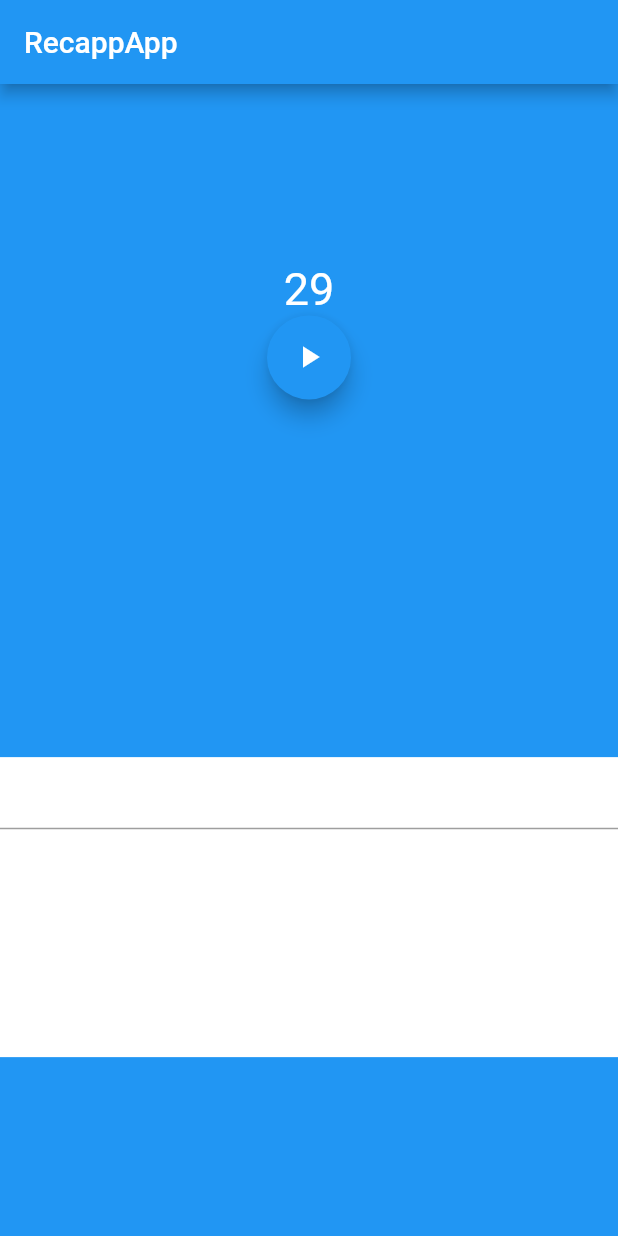
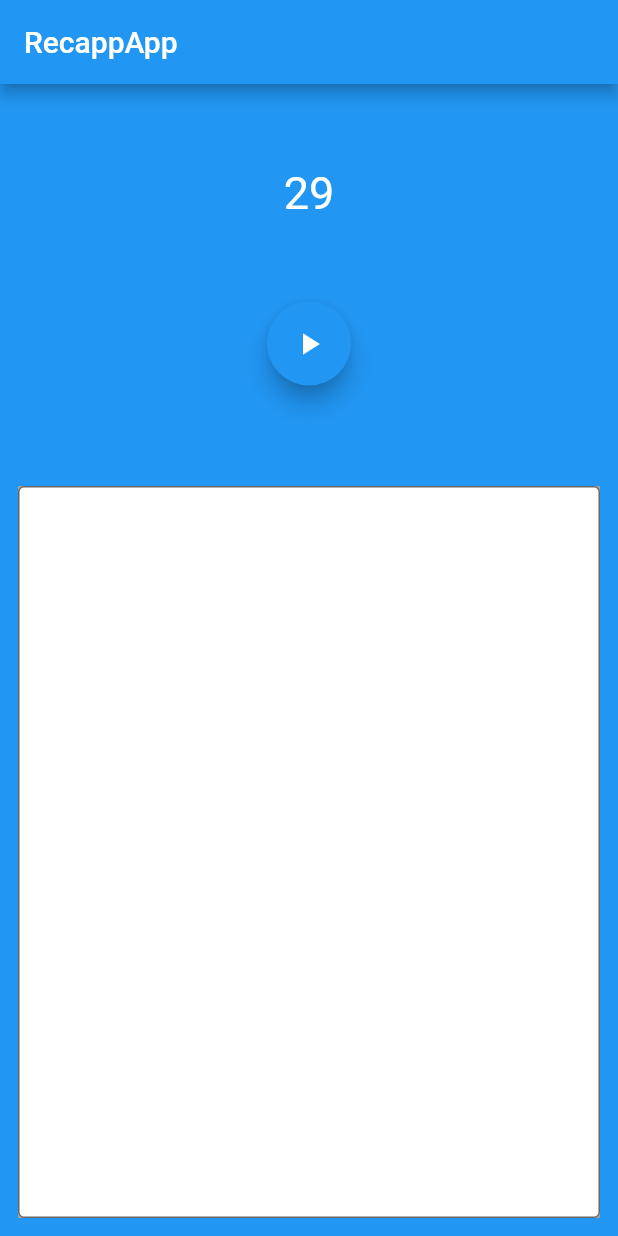
Before and after one commit to bob1991/Recap.Mobile, a Flutter app: the screen it shows after launch, after a tap on the "play arrow" icon, on a phone screen of 412 x 824 dp. Run offline on Flutter 3.47's test engine with Material 2 defaults, Android fonts, the phone set to English and light mode, and no system bars; our stand-ins replace google_fonts.

Commit message:
Added textfield style

```diff
--- a/lib/Stopwatch.dart
+++ b/lib/Stopwatch.dart
@@ -9,7 +9,7 @@ class StopwatchWidghet extends StatefulWidget {
 }
 
 class _Stopwatch1 extends State<StopwatchWidghet> {
-  int _counter = 0;
+  int _counter = 30;
 
   void start() {
     _counter = 30;
--- a/lib/main.dart
+++ b/lib/main.dart
@@ -1,5 +1,6 @@
 import 'package:flutter/material.dart';
 import 'Stopwatch.dart';
+import 'package:google_fonts/google_fonts.dart';
 
 void main() => runApp(MaterialApp(
       title: 'Flutter demo',
@@ -13,8 +14,14 @@ void main() => runApp(MaterialApp(
           child: Column(
             mainAxisAlignment: MainAxisAlignment.spaceAround,
             children: [
-              StopwatchWidghet(),
-              Notepad(),
+              Expanded(
+                child: StopwatchWidghet(),
+                flex: 1,
+              ),
+              Expanded(
+                child: Notepad(),
+                flex: 2,
+              ),
             ],
           ),
         ),
@@ -29,11 +36,24 @@ class Notepad extends StatelessWidget {
   @override
   Widget build(BuildContext context) {
     return Container(
-      height: 200,
-      color: Colors.white,
+      height: 150,
+      color: Colors.grey,
+      margin: EdgeInsets.all(12),
       child: TextField(
+        cursorColor: Colors.white,
+        decoration: InputDecoration(
+          filled: true,
+          fillColor: Colors.white,
+          border: OutlineInputBorder(
+            borderSide: BorderSide(
+                color: Colors.white, width: 1, style: BorderStyle.solid),
+          ),
+        ),
+        textCapitalization: TextCapitalization.sentences,
         keyboardType: TextInputType.multiline,
         maxLines: null,
+        expands: true,
+        style: GoogleFonts.roboto(fontSize: 24, color: Colors.grey[850]),
       ),
     );
   }
```
Also changed, not shown: pubspec.yaml (+2 -7 lines), pubspec.lock.
